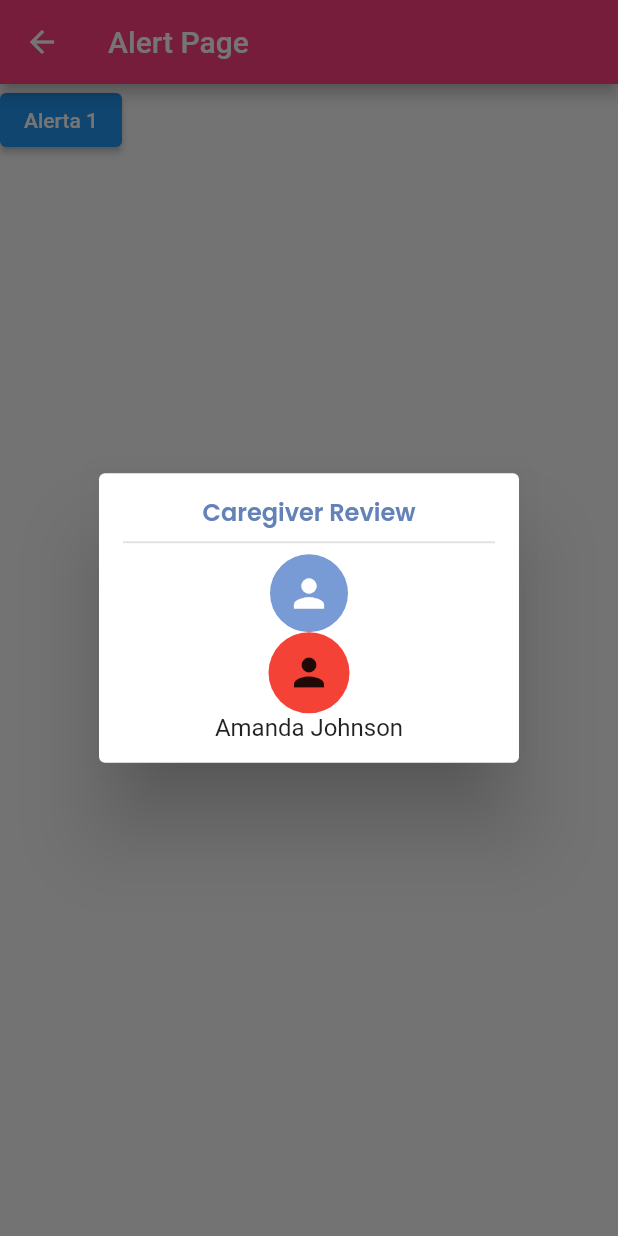
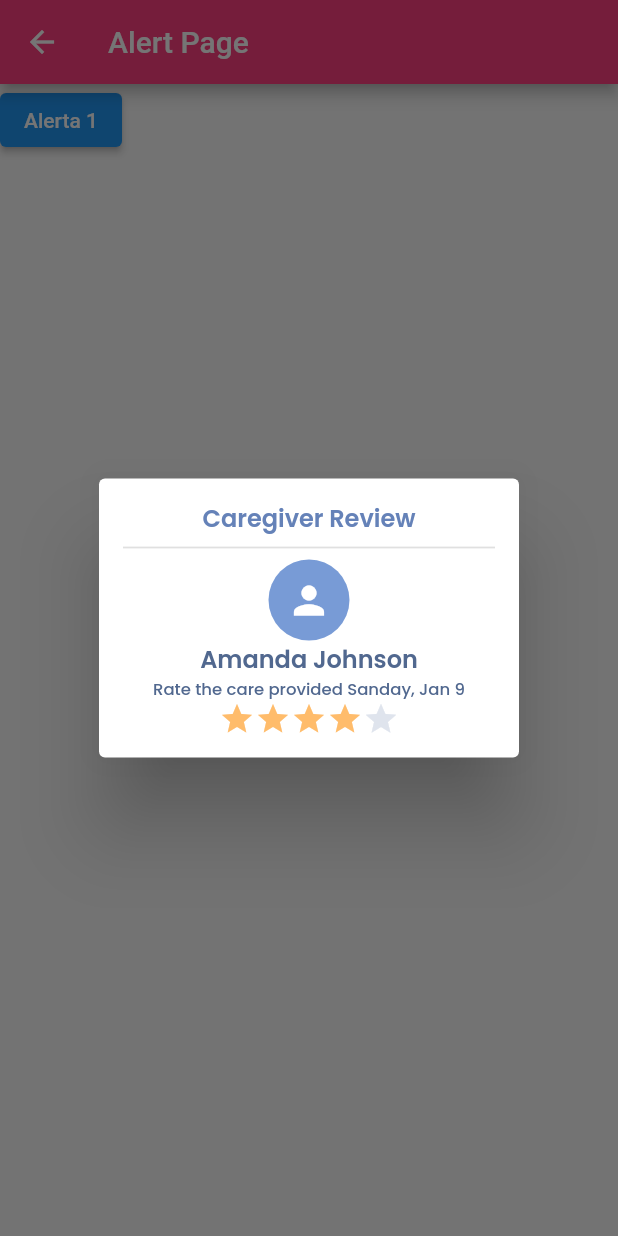
Before and after one commit to eeBarrionuevo/codigo6_components, a Flutter app: the AlertPage screen opened directly, after a tap on "Alerta 1", on a phone screen of 412 x 824 dp. Run offline on Flutter 3.47's test engine with Material 2 defaults, Android fonts, the phone set to English and light mode, and no system bars; our stand-ins replace google_fonts; network calls fail.

Commit message:
Mods Alert

```diff
--- a/lib/pages/alert_page.dart
+++ b/lib/pages/alert_page.dart
@@ -2,7 +2,7 @@ import 'package:flutter/material.dart';
 import 'package:google_fonts/google_fonts.dart';
 
 class AlertPage extends StatelessWidget {
-  myAlert(BuildContext context) {
+  void myAlert(BuildContext context) {
     showDialog(
       context: context,
       barrierDismissible: true,
@@ -33,7 +33,7 @@ class AlertPage extends StatelessWidget {
     );
   }
 
-  myAlert2(BuildContext context) {
+  void myAlert2(BuildContext context) {
     showDialog(
       context: context,
       barrierDismissible: true,
@@ -51,32 +51,70 @@ class AlertPage extends StatelessWidget {
                   fontWeight: FontWeight.w600,
                 ),
               ),
-              Divider(
+              const Divider(
                 thickness: 1.2,
               ),
-              CircleAvatar(
-                backgroundColor: Color(0xff789BD6),
-                radius: 26.0,
-                child: Icon(
-                  Icons.person,
-                  color: Colors.white,
-                  size: 30.0,
-                ),
-              ),
+              // CircleAvatar(
+              //   backgroundColor: Color(0xff789BD6),
+              //   radius: 26.0,
+              //   child: Icon(
+              //     Icons.person,
+              //     color: Colors.white,
+              //     size: 30.0,
+              //   ),
+              // ),
               Container(
-                padding: EdgeInsets.all(12.0),
-                decoration: BoxDecoration(
-                  color: Colors.red,
+                padding: const EdgeInsets.all(12.0),
+                decoration: const BoxDecoration(
+                  color: Color(0xff789BD6),
                   // borderRadius: BorderRadius.circular(100.0),
                   shape: BoxShape.circle,
                 ),
-                child: Icon(
+                child: const Icon(
                   Icons.person,
                   size: 30.0,
+                  color: Colors.white,
                 ),
               ),
               Text(
                 "Amanda Johnson",
+                style: GoogleFonts.poppins(
+                  color: Color(0xff51688F),
+                  fontWeight: FontWeight.w600,
+                ),
+              ),
+              Text(
+                "Rate the care provided Sanday, Jan 9",
+                style: GoogleFonts.poppins(
+                  color: Color(0xff51688F),
+                  fontWeight: FontWeight.w500,
+                  fontSize: 11.0,
+                ),
+              ),
+              Row(
+                mainAxisAlignment: MainAxisAlignment.center,
+                children: const [
+                  Icon(
+                    Icons.star,
+                    color: Color(0xffFFBC6B),
+                  ),
+                  Icon(
+                    Icons.star,
+                    color: Color(0xffFFBC6B),
+                  ),
+                  Icon(
+                    Icons.star,
+                    color: Color(0xffFFBC6B),
+                  ),
+                  Icon(
+                    Icons.star,
+                    color: Color(0xffFFBC6B),
+                  ),
+                  Icon(
+                    Icons.star,
+                    color: Color(0xffDFE4ED),
+                  ),
+                ],
               ),
             ],
           ),
```
